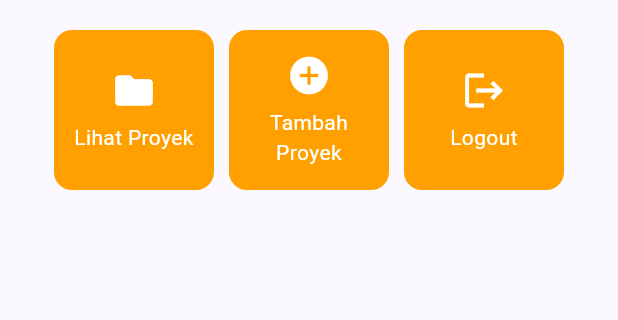
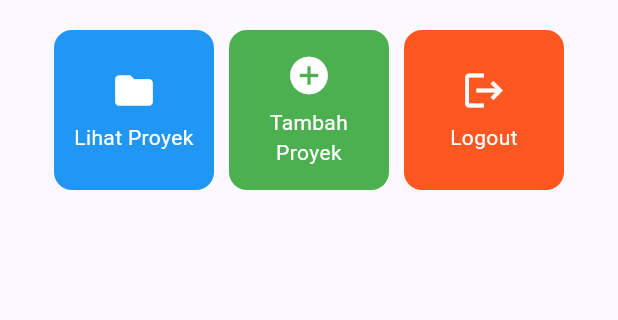
Before and after one commit to ferdinanduspakasi/myportofolio_mobile, a Flutter app: the screen it shows after launch, on a phone screen of 412 x 824 dp, the part 357-677 px from its top. Run offline on Flutter 3.47's test engine with Material 3 defaults, Android fonts, the phone set to English and light mode, and no system bars.

Commit message:
feat: assign unique colors to portfolio action cards

```diff
--- a/lib/main.dart
+++ b/lib/main.dart
@@ -19,7 +19,7 @@ class MyApp extends StatelessWidget {
         ),
         useMaterial3: true,
       ),
-      home: MyHomePage(),
+      home: const MyHomePage(),
     );
   }
 }
--- a/lib/menu.dart
+++ b/lib/menu.dart
@@ -1,15 +1,15 @@
 import 'package:flutter/material.dart';
 
 class MyHomePage extends StatelessWidget {
-  MyHomePage({super.key});
+  const MyHomePage({super.key});
 
   final String npm = "2506602643";
   final String nama = "Ferdinandus Pakasi";
   final String kelas = "PBP D";
-  final List<ItemHomepage> items = [
-    ItemHomepage("Lihat Proyek", Icons.folder),
-    ItemHomepage("Tambah Proyek", Icons.add_circle),
-    ItemHomepage("Logout", Icons.logout),
+  final List<ItemHomepage> items = const [
+    ItemHomepage("Lihat Proyek", Icons.folder, Colors.blue),
+    ItemHomepage("Tambah Proyek", Icons.add_circle, Colors.green),
+    ItemHomepage("Logout", Icons.logout, Colors.deepOrange),
   ];
 
   @override
@@ -109,8 +109,9 @@ class InfoCard extends StatelessWidget {
 class ItemHomepage {
   final String name;
   final IconData icon;
+  final Color color;
 
-  ItemHomepage(this.name, this.icon);
+  const ItemHomepage(this.name, this.icon, this.color);
 }
 
 class ItemCard extends StatelessWidget {
@@ -122,7 +123,7 @@ class ItemCard extends StatelessWidget {
   Widget build(BuildContext context) {
     return Material(
       // Menggunakan warna sekunder dari skema tema aplikasi.
-      color: Theme.of(context).colorScheme.secondary,
+      color: item.color,
       borderRadius: BorderRadius.circular(12),
       child: InkWell(
         // Aksi ketika kartu ditekan oleh pengguna.
```
